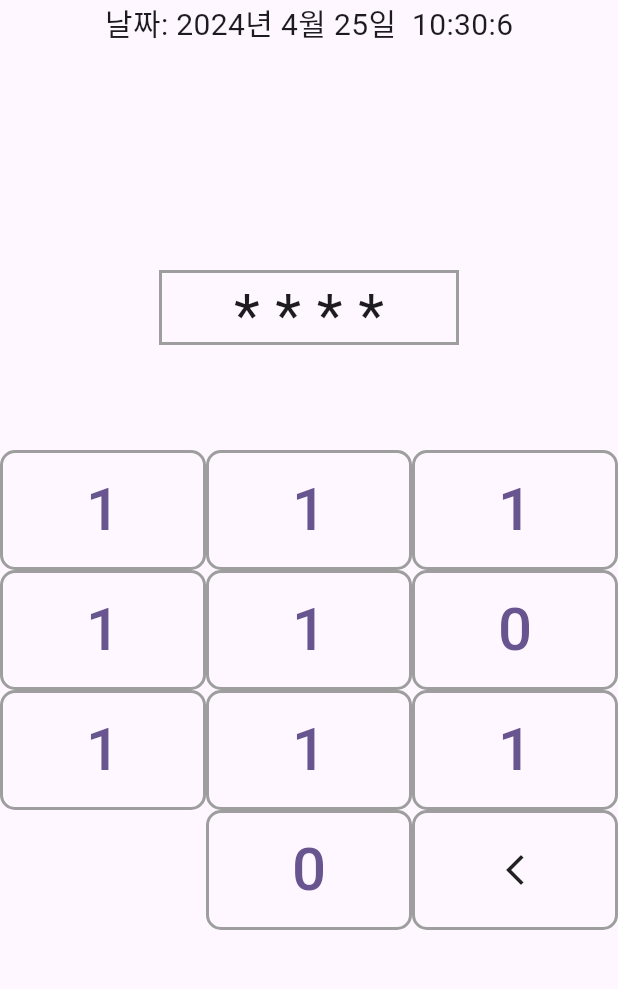
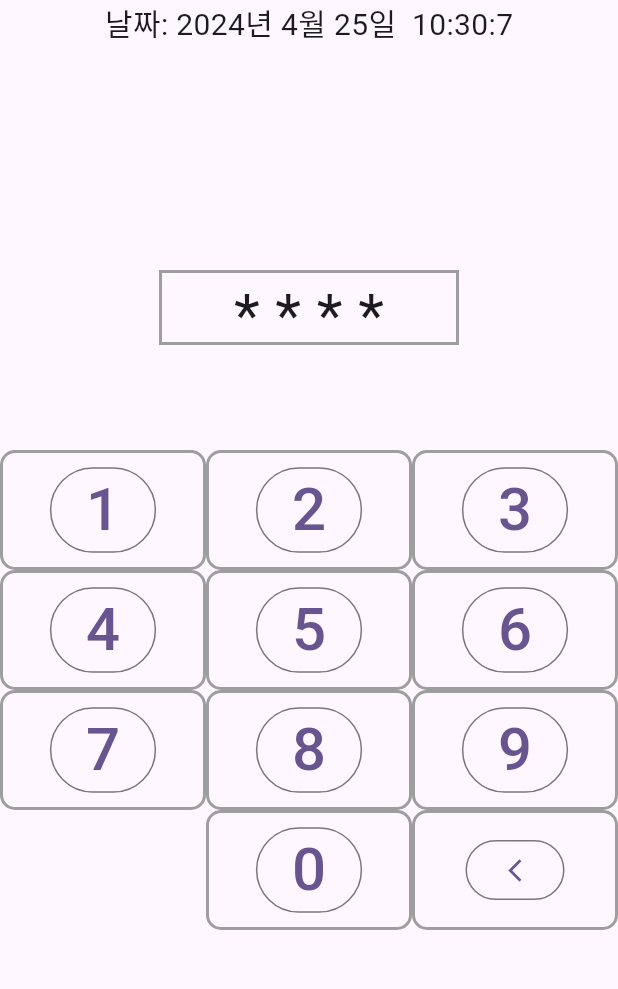
Before and after one commit to alimi-pro-2/alimpeople-web-punch, a Flutter app: the screen it shows after launch, on a phone screen of 412 x 824 dp, the part 84-1073 px from its top. Run offline on Flutter 3.47's test engine with Material 3 defaults, Android fonts, the light colour scheme and no system bars.

Commit message:
fix: error 수정

```diff
--- a/lib/main.dart
+++ b/lib/main.dart
@@ -19,7 +19,7 @@ class MyApp extends StatelessWidget {
         colorScheme: ColorScheme.fromSeed(seedColor: Colors.deepPurple),
         useMaterial3: true,
       ),
-      home: CheckScreen(key: null,),
+      home: CheckScreen(),
     );
   }
 }
--- a/lib/present/check_screen/check_screen.dart
+++ b/lib/present/check_screen/check_screen.dart
@@ -11,20 +11,27 @@ class CheckScreen extends StatefulWidget {
 }
 
 class _CheckScreenState extends State<CheckScreen> {
-  late DateTime _dateTime;
+  DateTime _dateTime= DateTime.now();
+  Timer? _timer;
 
   @override
   void initState() {
+    _updateDateTime();
     super.initState();
-    _updateDateTime();
   }
 
-  void _updateDateTime() async {
-    await Timer.periodic(Duration(seconds: 1), (timer) {
+  void _updateDateTime() {
+    _timer =Timer.periodic(Duration(seconds: 1), (timer) {
       setState(() {
         _dateTime = DateTime.now();
       });
     });
+  }
+
+  @override
+  void dispose() {
+    _timer?.cancel(); // Timer를 dispose
+    super.dispose();
   }
 
   @override
@@ -73,7 +80,7 @@ class _CheckScreenState extends State<CheckScreen> {
                     borderRadius: BorderRadius.circular(10),
                   ),
                   child: Center(
-                    child: TextButton(
+                    child: OutlinedButton(
                       onPressed: () {},
                       child: Text(
                         '1',
@@ -93,10 +100,10 @@ class _CheckScreenState extends State<CheckScreen> {
                     borderRadius: BorderRadius.circular(10),
                   ),
                   child: Center(
-                    child: TextButton(
+                    child: OutlinedButton(
                       onPressed: () {},
                       child: Text(
-                        '1',
+                        '2',
                         style: TextStyle(fontSize: 40),
                       ),
                     ),
@@ -113,10 +120,10 @@ class _CheckScreenState extends State<CheckScreen> {
                     borderRadius: BorderRadius.circular(10),
                   ),
                   child: Center(
-                    child: TextButton(
+                    child: OutlinedButton(
                       onPressed: () {},
                       child: Text(
-                        '1',
+                        '3',
                         style: TextStyle(fontSize: 40),
                       ),
                     ),
@@ -138,10 +145,10 @@ class _CheckScreenState extends State<CheckScreen> {
                     borderRadius: BorderRadius.circular(10),
                   ),
                   child: Center(
-                    child: TextButton(
+                    child: OutlinedButton(
                       onPressed: () {},
                       child: Text(
-                        '1',
+                        '4',
                         style: TextStyle(fontSize: 40),
                       ),
                     ),
@@ -158,10 +165,10 @@ class _CheckScreenState extends State<CheckScreen> {
                     borderRadius: BorderRadius.circular(10),
                   ),
                   child: Center(
-                    child: TextButton(
+                    child: OutlinedButton(
                       onPressed: () {},
                       child: Text(
-                        '1',
+                        '5',
                         style: TextStyle(fontSize: 40),
                       ),
                     ),
@@ -178,10 +185,10 @@ class _CheckScreenState extends State<CheckScreen> {
                     borderRadius: BorderRadius.circular(10),
                   ),
                   child: Center(
-                    child: TextButton(
+                    child: OutlinedButton(
                       onPressed: () {},
                       child: Text(
-                        '0',
+                        '6',
                         style: TextStyle(fontSize: 40),
                       ),
                     ),
@@ -203,10 +210,10 @@ class _CheckScreenState extends State<CheckScreen> {
                     borderRadius: BorderRadius.circular(10),
                   ),
                   child: Center(
-                    child: TextButton(
+                    child: OutlinedButton(
                       onPressed: () {},
                       child: Text(
-                        '1',
+                        '7',
                         style: TextStyle(fontSize: 40),
                       ),
                     ),
@@ -223,10 +230,10 @@ class _CheckScreenState extends State<CheckScreen> {
                     borderRadius: BorderRadius.circular(10),
                   ),
                   child: Center(
-                    child: TextButton(
+                    child: OutlinedButton(
                       onPressed: () {},
                       child: Text(
-                        '1',
+                        '8',
                         style: TextStyle(fontSize: 40),
                       ),
                     ),
@@ -243,10 +250,10 @@ class _CheckScreenState extends State<CheckScreen> {
                     borderRadius: BorderRadius.circular(10),
                   ),
                   child: Center(
-                    child: TextButton(
+                    child: OutlinedButton(
                       onPressed: () {},
                       child: Text(
-                        '1',
+                        '9',
                         style: TextStyle(fontSize: 40),
                       ),
                     ),
@@ -275,7 +282,7 @@ class _CheckScreenState extends State<CheckScreen> {
                     borderRadius: BorderRadius.circular(10),
                   ),
                   child: Center(
-                    child: TextButton(
+                    child: OutlinedButton(
                       onPressed: () {},
                       child: Text(
                         '0',
@@ -294,7 +301,8 @@ class _CheckScreenState extends State<CheckScreen> {
                     border: Border.all(color: Colors.grey, width: 2),
                     borderRadius: BorderRadius.circular(10),
                   ),
-                  child: Center(child: Icon(Icons.arrow_back_ios_new)),
+                  child: Center(child: OutlinedButton(onPressed: () {  },
+                  child: Icon(Icons.arrow_back_ios_new))),
                 ),
               ),
             ],
```
